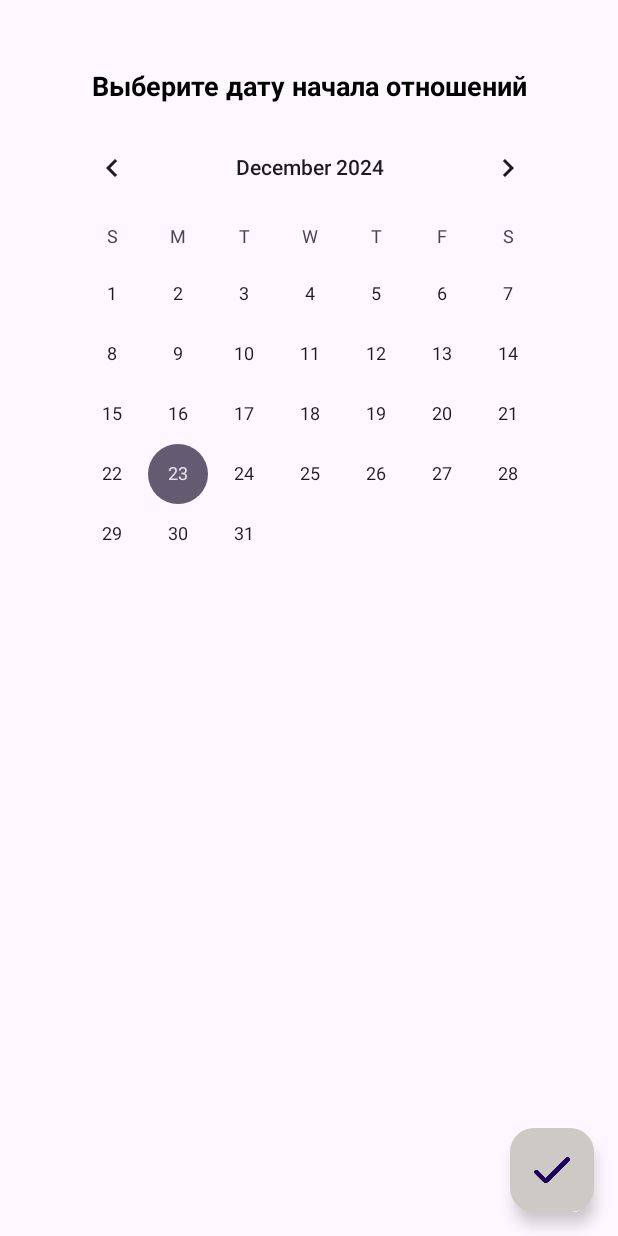
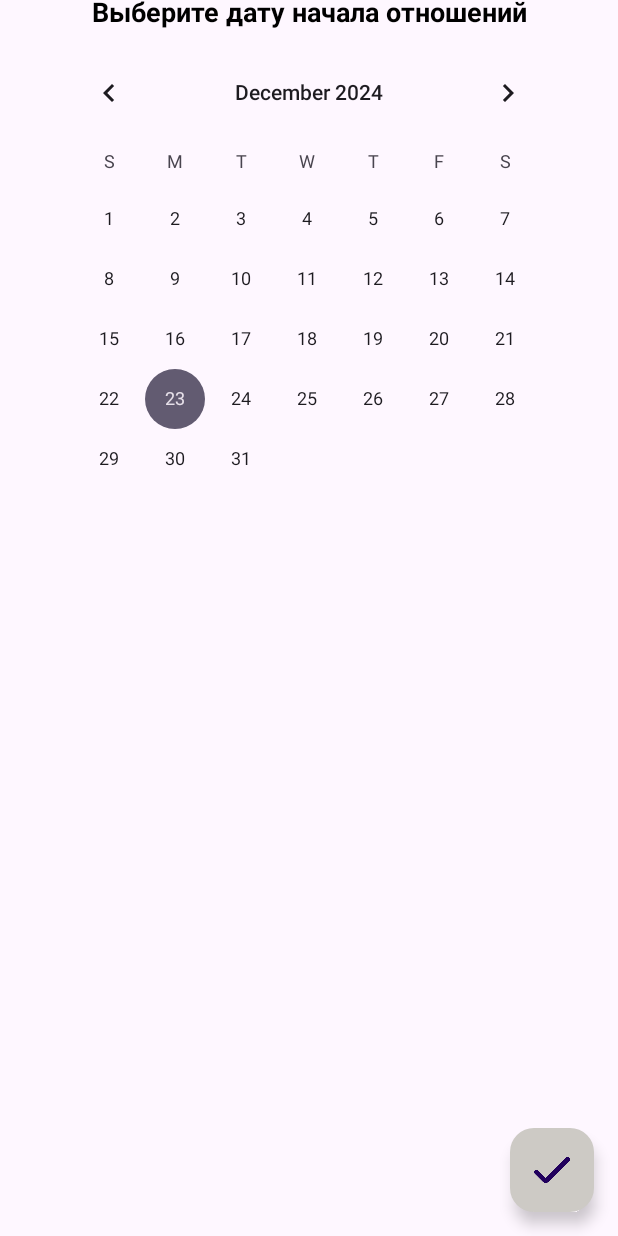
Before and after one commit to Delalex/DaysInLove_Kotlin, an Android app: the screen it shows after launch (MainActivity), on a phone screen of 412 x 824 dp. Run offline under Robolectric (Android 15) with nearby library versions, the phone set to English and light mode, and no system bars; Roboto replaces fonts that are not available here.

Commit message:
Стейблуха

```diff
--- a/app/src/main/java/com/example/daysinlove/CounterActivity.kt
+++ b/app/src/main/java/com/example/daysinlove/CounterActivity.kt
@@ -82,10 +82,11 @@ class CounterActivity : AppCompatActivity() {
         val start_month = sharedPreferences.getInt("month", 0) // default value is 0 if "month" is not found
         val start_year = sharedPreferences.getInt("year", 0) // default value is 0 if "year" is not found
 
+        // ПОДСЧЕТ
         val from = LocalDate.of(start_year.toInt(), start_month.toInt() + 1, start_day.toInt())
         val to = LocalDate.now()
-        val dayInterwal = ChronoUnit.DAYS.between(from, to)
-        val days = dayInterwal.toInt()
+        val dayInterval = ChronoUnit.DAYS.between(from, to)
+        val days = dayInterval.toInt()
 
         labelDatesWidget.text = start_day.toString().padStart(2, '0') + '.' + (start_month + 1).toString().padStart(2, '0') + '.' + start_year.toString() + " - " + Funcer.getDateString()
         labelDaysTogetherWidget.text = days.toString()
--- a/app/src/main/res/layout/activity_settings.xml
+++ b/app/src/main/res/layout/activity_settings.xml
@@ -7,12 +7,12 @@
 
     <CalendarView
         android:id="@+id/calendarView"
-        android:layout_width="wrap_content"
-        android:layout_height="wrap_content"
-        android:layout_marginBottom="408dp"
+        android:layout_width="350dp"
+        android:layout_height="344dp"
+        android:layout_marginBottom="452dp"
         app:layout_constraintBottom_toBottomOf="parent"
         app:layout_constraintEnd_toEndOf="parent"
-        app:layout_constraintHorizontal_bias="0.507"
+        app:layout_constraintHorizontal_bias="0.491"
         app:layout_constraintStart_toStartOf="parent" />
 
     <TextView
```
